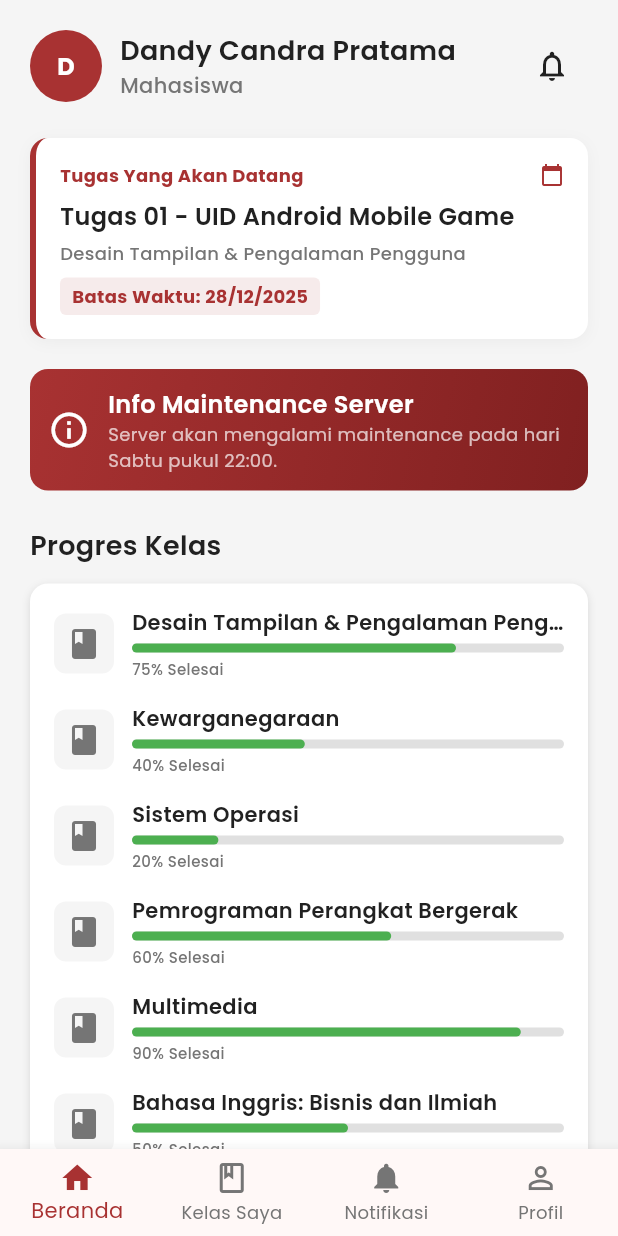
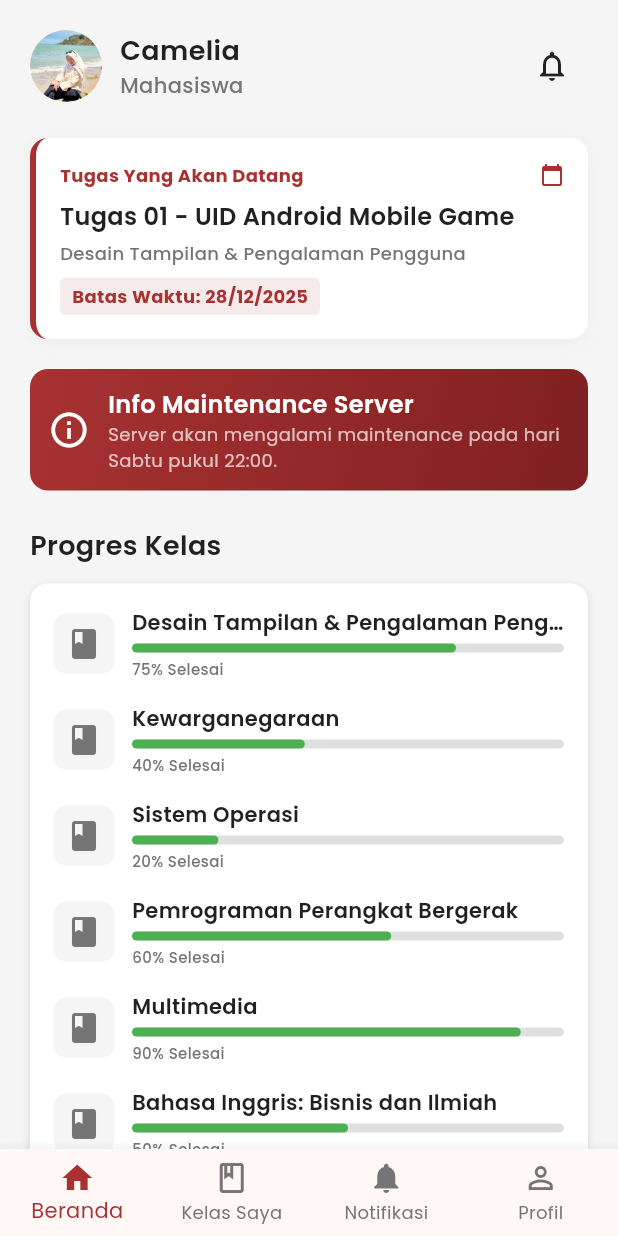
Before and after one commit to ekakamelia/UAS-PAKrofi, a Flutter app: the DashboardScreen screen opened directly, on a phone screen of 412 x 824 dp. Run offline on Flutter 3.47's test engine with Material 3 defaults, Android fonts, the phone set to English and light mode, and no system bars; our stand-ins replace google_fonts.

Commit message:
Mengubah nama menjadi Camelia dan menampilkan foto profil di Beranda (Dashboard)

```diff
--- a/lib/core/dummy_data.dart
+++ b/lib/core/dummy_data.dart
@@ -39,7 +39,7 @@ class Announcement {
 
 class DummyData {
   static const AppUser currentUser = AppUser(
-    name: 'Dandy Candra Pratama',
+    name: 'Camelia',
     role: 'Mahasiswa',
   );
 
--- a/lib/features/dashboard/dashboard_screen.dart
+++ b/lib/features/dashboard/dashboard_screen.dart
@@ -113,11 +113,8 @@ class DashboardContent extends StatelessWidget {
               children: [
                 CircleAvatar(
                   radius: 24,
-                  backgroundColor: AppColors.primary,
-                  child: Text(
-                    DummyData.currentUser.name[0],
-                    style: const TextStyle(color: Colors.white, fontWeight: FontWeight.bold),
-                  ),
+                  backgroundColor: Colors.white,
+                  backgroundImage: const AssetImage('assets/images/foto profil.jpeg'),
                 ),
                 const SizedBox(width: 12),
                 Column(
```
